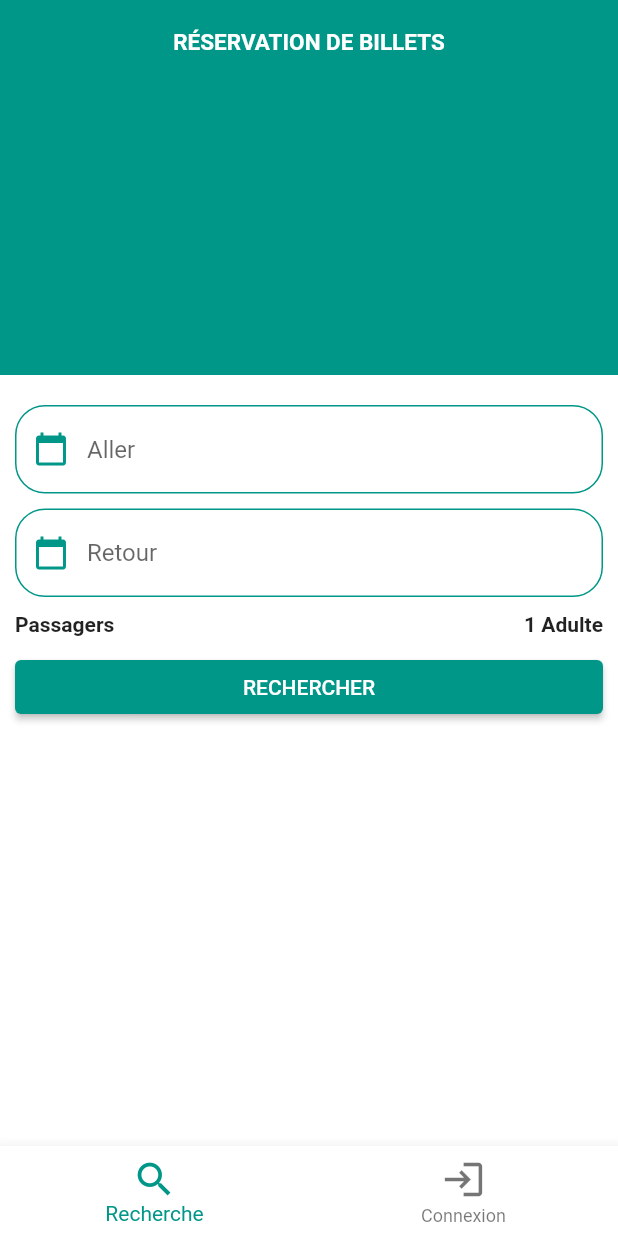
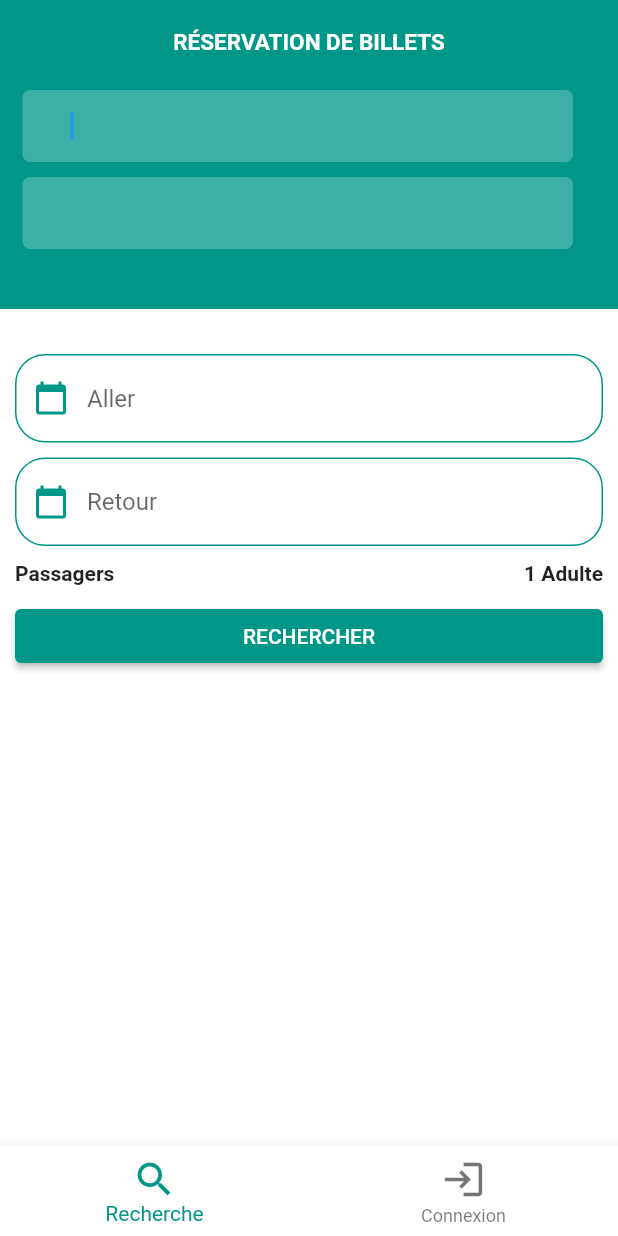
Before and after one commit to emmanuelKouevi/africanbmobile, a Flutter app: the screen it shows after launch, on a phone screen of 412 x 824 dp. Run offline on Flutter 3.47's test engine with Material 2 defaults, Android fonts, the light colour scheme and no system bars; our stand-ins replace sign_in_button.

Commit message:
Selection des villes de depart et d arrivee

```diff
--- a/africanbus_mobile/lib/views/tabs/reservation/reservation.dart
+++ b/africanbus_mobile/lib/views/tabs/reservation/reservation.dart
@@ -1,3 +1,4 @@
+import 'package:africanbus_mobile/router/router.dart';
 import 'package:flutter/material.dart';
 
 class ReservationTab extends StatefulWidget {
@@ -17,6 +18,10 @@ class _ReservationTabState extends State<ReservationTab> {
   Widget build(BuildContext context) {
 
     final hr = SizedBox(height: 10.0);
+
+    final exchangeBtn = Positioned(
+      child: Container(),
+    );
 
     final searchTicket = Container(
       width: MediaQuery.of(context).size.width,
@@ -45,23 +50,38 @@ class _ReservationTabState extends State<ReservationTab> {
       )
     );
 
-    final gareDepart = TextField(
-      cursorColor: Colors.teal,
-      decoration: InputDecoration(
-          hintText: "Gare de départ",
-          enabledBorder: OutlineInputBorder(
-            borderSide: BorderSide(color: Colors.teal),
-            borderRadius: BorderRadius.circular(20.0),
+    final gareDepart = Container(
+      margin: EdgeInsets.only(left: 15 , right: 30),
+      decoration: BoxDecoration(
+        borderRadius: BorderRadius.circular(5.0),
+        color: Colors.white24
+      ),
+      child: GestureDetector(
+        onTap: () => Navigator.popAndPushNamed(context, loginViewRoute),
+        child: TextField(
+          autofocus: true,
+          decoration: InputDecoration(
+            contentPadding: EdgeInsets.symmetric(horizontal: 32.0, vertical: 14.0),
+            border: InputBorder.none,
           ),
-          focusedBorder: OutlineInputBorder(
-            borderSide: BorderSide(color: Colors.teal , width: 2),
-            borderRadius: BorderRadius.circular(20.0),
+        ),
+      )
+    );
+
+    final gareRetour = Container(
+      margin: EdgeInsets.only(left: 15 , right: 30),
+      decoration: BoxDecoration(
+          borderRadius: BorderRadius.circular(5.0),
+          color: Colors.white24
+      ),
+        child: TextField(
+          autofocus: true,
+          decoration: InputDecoration(
+            contentPadding: EdgeInsets.symmetric(horizontal: 32.0, vertical: 14.0),
+            border: InputBorder.none,
+            prefixText: 'Arrivée',
           ),
-          border: OutlineInputBorder(
-            borderRadius: BorderRadius.circular(20.0),
-          ),
-          prefixIcon: Icon(Icons.email , color: Colors.teal,)
-      ),
+        )
     );
 
     final jourAller = TextField(
@@ -115,15 +135,21 @@ class _ReservationTabState extends State<ReservationTab> {
             pinned: _pinned,
             snap: _snap,
             floating: _floating,
-            expandedHeight: 250,
+            expandedHeight: MediaQuery.of(context).size.height/4,
             backgroundColor: Colors.teal,
             backwardsCompatibility: true,
             flexibleSpace: FlexibleSpaceBar(
-              background: Container(
+              background: Padding(
+                padding: EdgeInsets.only(top: 60),
                 child: Column(
-                  children: [],
+                  crossAxisAlignment: CrossAxisAlignment.center,
+                  children: [
+                    gareDepart,
+                    hr,
+                    gareRetour,
+                  ],
                 ),
-              ),
+              )
             ),
           ),
           SliverToBoxAdapter(
@@ -136,6 +162,7 @@ class _ReservationTabState extends State<ReservationTab> {
               margin: EdgeInsets.only(top: 20 , right: 10 , left: 10),
               child: Column(
                 children: [
+                  hr,
                   jourAller,
                   hr,
                   jourRetour,
```
